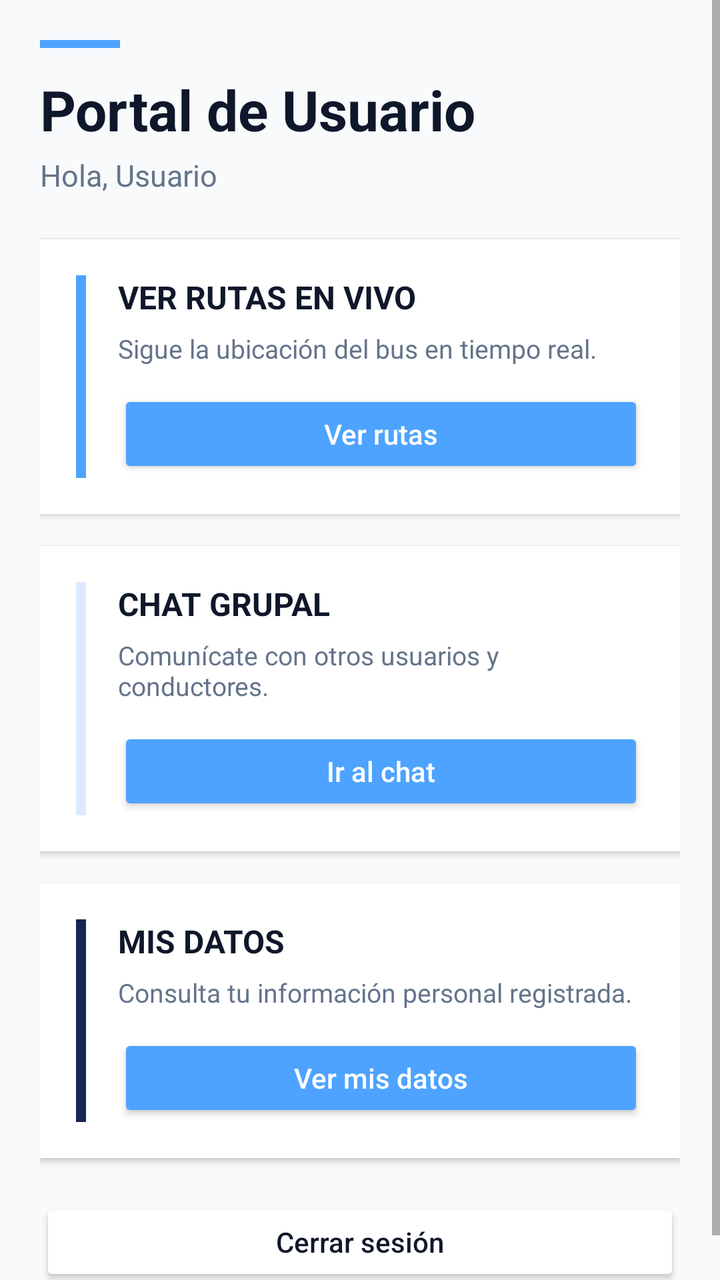
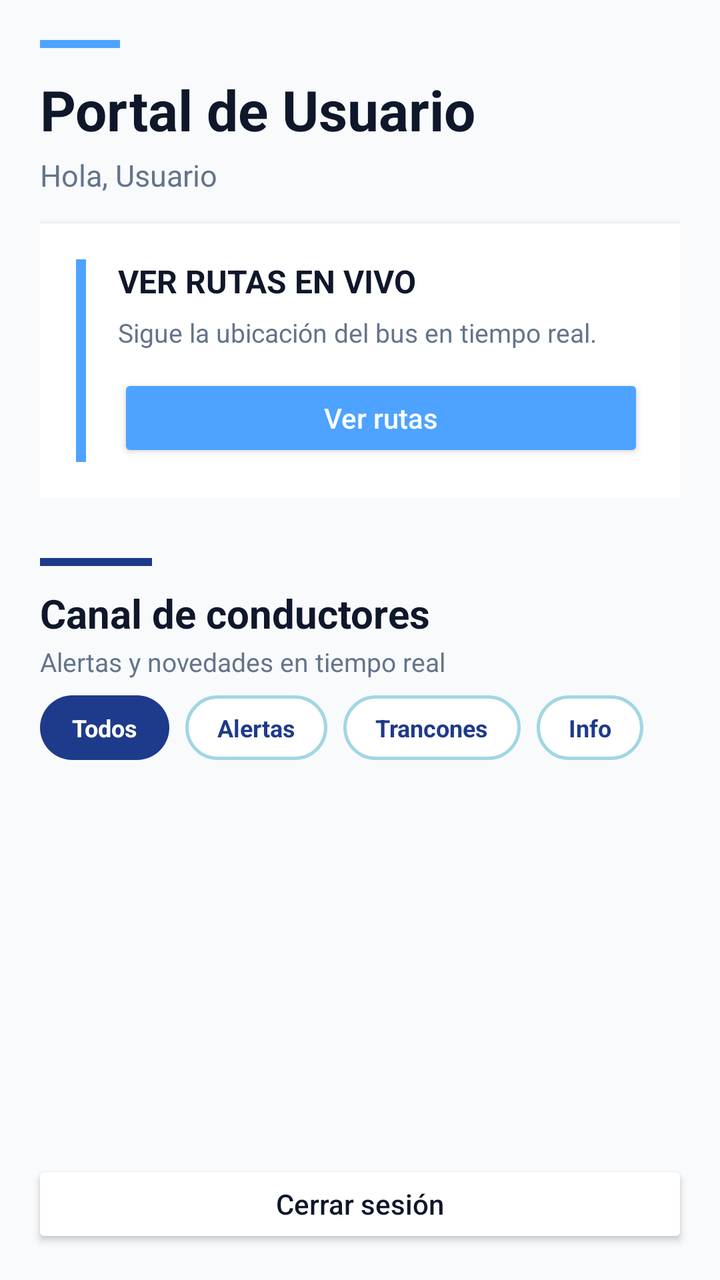

Compare the two renders of this Android layout. The source of the first and the diff that turns it into the second are given below.
<!-- AndroidManifest.xml: application theme Theme.Copia1APP -->
<!-- res/layout/activity_home_pasajero.xml -->
<?xml version="1.0" encoding="utf-8"?>
<ScrollView
    xmlns:android="http://schemas.android.com/apk/res/android"
    android:layout_width="match_parent"
    android:layout_height="match_parent"
    android:fillViewport="true"
    android:background="@color/background">

    <LinearLayout
        android:layout_width="match_parent"
        android:layout_height="wrap_content"
        android:orientation="vertical"
        android:padding="20dp">

        
        <View
            android:layout_width="40dp"
            android:layout_height="4dp"
            android:background="@color/role_user_primary"
            android:layout_marginBottom="12dp" />

        <TextView
            android:layout_width="match_parent"
            android:layout_height="wrap_content"
            android:text="Portal de Usuario"
            android:textSize="28sp"
            android:textStyle="bold"
            android:textColor="@color/text_primary"
            android:layout_marginBottom="4dp" />

        <TextView
            android:id="@+id/tvBienvenidaPasajero"
            android:layout_width="match_parent"
            android:layout_height="wrap_content"
            android:text="Hola, Usuario"
            android:textSize="15sp"
            android:textColor="@color/text_secondary"
            android:layout_marginBottom="22dp" />

        
        <LinearLayout
            android:layout_width="match_parent"
            android:layout_height="wrap_content"
            android:orientation="horizontal"
            android:background="@color/surface"
            android:padding="18dp"
            android:layout_marginBottom="16dp"
            android:elevation="2dp">

            <View
                android:layout_width="5dp"
                android:layout_height="match_parent"
                android:background="@color/role_user_primary"
                android:layout_marginEnd="16dp"/>

            <LinearLayout
                android:layout_width="0dp"
                android:layout_height="wrap_content"
                android:layout_weight="1"
                android:orientation="vertical">

                <TextView
                    android:layout_width="match_parent"
                    android:layout_height="wrap_content"
                    android:text="VER RUTAS EN VIVO"
                    android:textSize="16sp"
                    android:textStyle="bold"
                    android:textColor="@color/text_primary"
                    android:layout_marginBottom="6dp"/>

                <TextView
                    android:layout_width="match_parent"
                    android:layout_height="wrap_content"
                    android:text="Sigue la ubicación del bus en tiempo real."
                    android:textSize="13sp"
                    android:textColor="@color/text_secondary"
                    android:layout_marginBottom="12dp"/>

                <Button
                    android:id="@+id/btnVerRutasEnVivo"
                    android:layout_width="match_parent"
                    android:layout_height="44dp"
                    android:text="Ver rutas"
                    android:textAllCaps="false"
                    android:backgroundTint="@color/role_user_primary"
                    android:textColor="@color/text_white"/>
            </LinearLayout>
        </LinearLayout>

        
        <LinearLayout
            android:layout_width="match_parent"
            android:layout_height="wrap_content"
            android:orientation="horizontal"
            android:background="@color/surface"
            android:padding="18dp"
            android:layout_marginBottom="16dp"
            android:elevation="2dp">

            <View
                android:layout_width="5dp"
                android:layout_height="match_parent"
                android:background="@color/primary_light"
                android:layout_marginEnd="16dp"/>

            <LinearLayout
                android:layout_width="0dp"
                android:layout_height="wrap_content"
                android:layout_weight="1"
                android:orientation="vertical">

                <TextView
                    android:layout_width="match_parent"
                    android:layout_height="wrap_content"
                    android:text="CHAT GRUPAL"
                    android:textSize="16sp"
                    android:textStyle="bold"
                    android:textColor="@color/text_primary"
                    android:layout_marginBottom="6dp"/>

                <TextView
                    android:layout_width="match_parent"
                    android:layout_height="wrap_content"
                    android:text="Comunícate con otros usuarios y conductores."
                    android:textSize="13sp"
                    android:textColor="@color/text_secondary"
                    android:layout_marginBottom="12dp"/>

                <Button
                    android:id="@+id/btnChat"
                    android:layout_width="match_parent"
                    android:layout_height="44dp"
                    android:text="Ir al chat"
                    android:textAllCaps="false"
                    android:backgroundTint="@color/role_user_primary"
                    android:textColor="@color/text_white"/>
            </LinearLayout>
        </LinearLayout>

        
        <LinearLayout
            android:layout_width="match_parent"
            android:layout_height="wrap_content"
            android:orientation="horizontal"
            android:background="@color/surface"
            android:padding="18dp"
            android:layout_marginBottom="20dp"
            android:elevation="2dp">

            <View
                android:layout_width="5dp"
                android:layout_height="match_parent"
                android:background="@color/primary_dark"
                android:layout_marginEnd="16dp"/>

            <LinearLayout
                android:layout_width="0dp"
                android:layout_height="wrap_content"
                android:layout_weight="1"
                android:orientation="vertical">

                <TextView
                    android:layout_width="match_parent"
                    android:layout_height="wrap_content"
                    android:text="MIS DATOS"
                    android:textSize="16sp"
                    android:textStyle="bold"
                    android:textColor="@color/text_primary"
                    android:layout_marginBottom="6dp"/>

                <TextView
                    android:layout_width="match_parent"
                    android:layout_height="wrap_content"
                    android:text="Consulta tu información personal registrada."
                    android:textSize="13sp"
                    android:textColor="@color/text_secondary"
                    android:layout_marginBottom="12dp"/>

                <Button
                    android:id="@+id/btnMisDatosUsuario"
                    android:layout_width="match_parent"
                    android:layout_height="44dp"
                    android:text="Ver mis datos"
                    android:textAllCaps="false"
                    android:backgroundTint="@color/role_user_primary"
                    android:textColor="@color/text_white"/>
            </LinearLayout>
        </LinearLayout>

        
        <Button
            android:id="@+id/btnCerrarSesionPasajero"
            android:layout_width="match_parent"
            android:layout_height="44dp"
            android:text="Cerrar sesión"
            android:textAllCaps="false"
            android:textColor="@color/text_primary"
            android:backgroundTint="@color/surface"/>

    </LinearLayout>

</ScrollView>
<!-- resources referenced by this layout -->
<resources>
  <color name="background">#F8FAFC</color>
  <color name="primary_dark">#172554</color>
  <color name="primary_light">#DBEAFE</color>
  <color name="role_user_primary">#4DA3FF</color>
  <color name="surface">#FFFFFF</color>
  <color name="text_primary">#0F172A</color>
  <color name="text_secondary">#64748B</color>
  <color name="text_white">#FFFFFF</color>
  <style name="Theme.Copia1APP" parent="Base.Theme.Copia1APP" />
  <style name="Base.Theme.Copia1APP" parent="Theme.AppCompat.Light">
          
          
      </style>
</resources>

<!-- the commit's change to res/layout/activity_home_pasajero.xml (unified diff, before → after) -->
@@ -1,18 +1,19 @@
 <?xml version="1.0" encoding="utf-8"?>
-<ScrollView
+<LinearLayout
     xmlns:android="http://schemas.android.com/apk/res/android"
     android:layout_width="match_parent"
     android:layout_height="match_parent"
-    android:fillViewport="true"
+    android:orientation="vertical"
     android:background="@color/background">
 
+    
     <LinearLayout
         android:layout_width="match_parent"
         android:layout_height="wrap_content"
         android:orientation="vertical"
-        android:padding="20dp">
-
-        
+        android:padding="20dp"
+        android:paddingBottom="12dp">
+
         <View
             android:layout_width="40dp"
             android:layout_height="4dp"
@@ -35,7 +36,7 @@
             android:text="Hola, Usuario"
             android:textSize="15sp"
             android:textColor="@color/text_secondary"
-            android:layout_marginBottom="22dp" />
+            android:layout_marginBottom="14dp" />
 
         
         <LinearLayout
@@ -44,7 +45,6 @@
             android:orientation="horizontal"
             android:background="@color/surface"
             android:padding="18dp"
-            android:layout_marginBottom="16dp"
             android:elevation="2dp">
 
             <View
@@ -87,116 +87,187 @@
             </LinearLayout>
         </LinearLayout>
 
+    </LinearLayout>
+
+    
+    <LinearLayout
+        android:layout_width="match_parent"
+        android:layout_height="wrap_content"
+        android:orientation="vertical"
+        android:paddingStart="20dp"
+        android:paddingEnd="20dp"
+        android:paddingTop="10dp"
+        android:paddingBottom="6dp">
+
+        <View
+            android:layout_width="56dp"
+            android:layout_height="4dp"
+            android:background="@color/primary"
+            android:layout_marginBottom="10dp" />
+
+        <TextView
+            android:layout_width="match_parent"
+            android:layout_height="wrap_content"
+            android:text="Canal de conductores"
+            android:textSize="20sp"
+            android:textStyle="bold"
+            android:textColor="@color/text_primary"
+            android:layout_marginBottom="2dp" />
+
+        <TextView
+            android:layout_width="match_parent"
+            android:layout_height="wrap_content"
+            android:text="Alertas y novedades en tiempo real"
+            android:textSize="13sp"
+            android:textColor="@color/text_secondary"
+            android:layout_marginBottom="8dp" />
+
         
-        <LinearLayout
-            android:layout_width="match_parent"
-            android:layout_height="wrap_content"
-            android:orientation="horizontal"
-            android:background="@color/surface"
-            android:padding="18dp"
-            android:layout_marginBottom="16dp"
-            android:elevation="2dp">
-
-            <View
-                android:layout_width="5dp"
-                android:layout_height="match_parent"
-                android:background="@color/primary_light"
-                android:layout_marginEnd="16dp"/>
+        <HorizontalScrollView
+            android:layout_width="match_parent"
+            android:layout_height="wrap_content"
+            android:scrollbars="none"
+            android:layout_marginBottom="8dp">
 
             <LinearLayout
-                android:layout_width="0dp"
+                android:layout_width="wrap_content"
                 android:layout_height="wrap_content"
-                android:layout_weight="1"
-                android:orientation="vertical">
-
-                <TextView
-                    android:layout_width="match_parent"
-                    android:layout_height="wrap_content"
-                    android:text="CHAT GRUPAL"
-                    android:textSize="16sp"
-                    android:textStyle="bold"
-                    android:textColor="@color/text_primary"
-                    android:layout_marginBottom="6dp"/>
-
-                <TextView
-                    android:layout_width="match_parent"
-                    android:layout_height="wrap_content"
-                    android:text="Comunícate con otros usuarios y conductores."
-                    android:textSize="13sp"
-                    android:textColor="@color/text_secondary"
-                    android:layout_marginBottom="12dp"/>
-
-                <Button
-                    android:id="@+id/btnChat"
-                    android:layout_width="match_parent"
-                    android:layout_height="44dp"
-                    android:text="Ir al chat"
-                    android:textAllCaps="false"
-                    android:backgroundTint="@color/role_user_primary"
-                    android:textColor="@color/text_white"/>
+                android:orientation="horizontal">
+
+                <TextView
+                    android:id="@+id/filtroTodos"
+                    android:layout_width="wrap_content"
+                    android:layout_height="wrap_content"
+                    android:text="Todos"
+                    android:background="@drawable/tag_selected_background"
+                    android:textSize="12sp"
+                    android:textStyle="bold"
+                    android:paddingStart="16dp"
+                    android:paddingEnd="16dp"
+                    android:paddingTop="8dp"
+                    android:paddingBottom="8dp"
+                    android:layout_marginEnd="8dp"
+                    android:textColor="@color/text_white"
+                    android:backgroundTint="@color/primary" />
+
+                <TextView
+                    android:id="@+id/filtroAlertas"
+                    android:layout_width="wrap_content"
+                    android:layout_height="wrap_content"
+                    android:text="Alertas"
+                    android:background="@drawable/tag_normal_background"
+                    android:textColor="@color/primary"
+                    android:textSize="12sp"
+                    android:textStyle="bold"
+                    android:paddingStart="16dp"
+                    android:paddingEnd="16dp"
+                    android:paddingTop="8dp"
+                    android:paddingBottom="8dp"
+                    android:layout_marginEnd="8dp" />
+
+                <TextView
+                    android:id="@+id/filtroTrancons"
+                    android:layout_width="wrap_content"
+                    android:layout_height="wrap_content"
+                    android:text="Trancones"
+                    android:background="@drawable/tag_normal_background"
+                    android:textColor="@color/primary"
+                    android:textSize="12sp"
+                    android:textStyle="bold"
+                    android:paddingStart="16dp"
+                    android:paddingEnd="16dp"
+                    android:paddingTop="8dp"
+                    android:paddingBottom="8dp"
+                    android:layout_marginEnd="8dp" />
+
+                <TextView
+                    android:id="@+id/filtroInfo"
+                    android:layout_width="wrap_content"
+                    android:layout_height="wrap_content"
+                    android:text="Info"
+                    android:background="@drawable/tag_normal_background"
+                    android:textColor="@color/primary"
+                    android:textSize="12sp"
+                    android:textStyle="bold"
+                    android:paddingStart="16dp"
+                    android:paddingEnd="16dp"
+                    android:paddingTop="8dp"
+                    android:paddingBottom="8dp" />
+
             </LinearLayout>
-        </LinearLayout>
-
-        
-        <LinearLayout
-            android:layout_width="match_parent"
-            android:layout_height="wrap_content"
-            android:orientation="horizontal"
-            android:background="@color/surface"
-            android:padding="18dp"
-            android:layout_marginBottom="20dp"
-            android:elevation="2dp">
-
-            <View
-                android:layout_width="5dp"
-                android:layout_height="match_parent"
-                android:background="@color/primary_dark"
-                android:layout_marginEnd="16dp"/>
-
-            <LinearLayout
-                android:layout_width="0dp"
-                android:layout_height="wrap_content"
-                android:layout_weight="1"
-                android:orientation="vertical">
-
-                <TextView
-                    android:layout_width="match_parent"
-                    android:layout_height="wrap_content"
-                    android:text="MIS DATOS"
-                    android:textSize="16sp"
-                    android:textStyle="bold"
-                    android:textColor="@color/text_primary"
-                    android:layout_marginBottom="6dp"/>
-
-                <TextView
-                    android:layout_width="match_parent"
-                    android:layout_height="wrap_content"
-                    android:text="Consulta tu información personal registrada."
-                    android:textSize="13sp"
-                    android:textColor="@color/text_secondary"
-                    android:layout_marginBottom="12dp"/>
-
-                <Button
-                    android:id="@+id/btnMisDatosUsuario"
-                    android:layout_width="match_parent"
-                    android:layout_height="44dp"
-                    android:text="Ver mis datos"
-                    android:textAllCaps="false"
-                    android:backgroundTint="@color/role_user_primary"
-                    android:textColor="@color/text_white"/>
-            </LinearLayout>
-        </LinearLayout>
-
-        
-        <Button
-            android:id="@+id/btnCerrarSesionPasajero"
-            android:layout_width="match_parent"
-            android:layout_height="44dp"
-            android:text="Cerrar sesión"
-            android:textAllCaps="false"
+        </HorizontalScrollView>
+
+    </LinearLayout>
+
+    
+    <ProgressBar
+        android:id="@+id/progressBarCanal"
+        android:layout_width="wrap_content"
+        android:layout_height="wrap_content"
+        android:layout_gravity="center_horizontal"
+        android:indeterminateTint="@color/primary"
+        android:visibility="gone"
+        android:layout_marginBottom="6dp" />
+
+    
+    <LinearLayout
+        android:id="@+id/layoutSinPublicaciones"
+        android:layout_width="match_parent"
+        android:layout_height="wrap_content"
+        android:orientation="vertical"
+        android:gravity="center"
+        android:background="@drawable/card_background"
+        android:elevation="2dp"
+        android:padding="36dp"
+        android:layout_marginStart="16dp"
+        android:layout_marginEnd="16dp"
+        android:visibility="gone">
+
+        <View
+            android:layout_width="52dp"
+            android:layout_height="52dp"
+            android:background="@drawable/ic_empty_circle"
+            android:layout_marginBottom="14dp" />
+
+        <TextView
+            android:layout_width="match_parent"
+            android:layout_height="wrap_content"
+            android:text="Sin publicaciones aún"
+            android:textSize="16sp"
+            android:textStyle="bold"
             android:textColor="@color/text_primary"
-            android:backgroundTint="@color/surface"/>
-
+            android:gravity="center" />
+
+        <TextView
+            android:layout_width="match_parent"
+            android:layout_height="wrap_content"
+            android:text="Sé el primero en reportar algo"
+            android:textSize="13sp"
+            android:textColor="@color/text_secondary"
+            android:gravity="center"
+            android:layout_marginTop="6dp" />
     </LinearLayout>
 
-</ScrollView>
+    
+    <androidx.recyclerview.widget.RecyclerView
+        android:id="@+id/recyclerPublicaciones"
+        android:layout_width="match_parent"
+        android:layout_height="0dp"
+        android:layout_weight="1"
+        android:paddingStart="16dp"
+        android:paddingEnd="16dp"
+        android:paddingBottom="8dp"
+        android:clipToPadding="false" />
+
+    
+    <Button
+        android:id="@+id/btnCerrarSesionPasajero"
+        android:layout_width="match_parent"
+        android:layout_height="44dp"
+        android:layout_margin="16dp"
+        android:text="Cerrar sesión"
+        android:textAllCaps="false"
+        android:textColor="@color/text_primary"
+        android:backgroundTint="@color/surface"/>
+
+</LinearLayout>
<!-- resource entries referenced after the edit -->
@@ -1,13 +1,84 @@
 <!-- resources referenced by this layout -->
 <resources>
   <color name="background">#F8FAFC</color>
-  <color name="primary_dark">#172554</color>
-  <color name="primary_light">#DBEAFE</color>
+  <color name="primary">#1E3A8A</color>
   <color name="role_user_primary">#4DA3FF</color>
   <color name="surface">#FFFFFF</color>
   <color name="text_primary">#0F172A</color>
   <color name="text_secondary">#64748B</color>
   <color name="text_white">#FFFFFF</color>
+  <!-- drawable card_background (drawable) -->
+  <?xml version="1.0" encoding="utf-8"?>
+  <layer-list xmlns:android="http://schemas.android.com/apk/res/android">
+  
+      
+      <item
+          android:left="2dp"
+          android:top="3dp">
+          <shape android:shape="rectangle">
+              <solid android:color="#1A1995AD" />
+              <corners android:radius="14dp" />
+          </shape>
+      </item>
+  
+      
+      <item
+          android:bottom="3dp"
+          android:right="2dp">
+          <shape android:shape="rectangle">
+              <solid android:color="#FFFFFF" />
+              <stroke
+                  android:width="1.5dp"
+                  android:color="@color/primary" />
+              <corners android:radius="14dp" />
+          </shape>
+      </item>
+  
+  </layer-list>
+  <!-- drawable ic_empty_circle (drawable) -->
+  <?xml version="1.0" encoding="utf-8"?>
+  <layer-list xmlns:android="http://schemas.android.com/apk/res/android">
+  
+      
+      <item>
+          <shape android:shape="oval">
+              <solid android:color="#E8F7FA" />
+              <stroke
+                  android:width="2dp"
+                  android:color="#A1D6E2" />
+              <size
+                  android:width="48dp"
+                  android:height="48dp" />
+          </shape>
+      </item>
+  
+      
+      <item
+          android:top="14dp"
+          android:bottom="14dp"
+          android:left="14dp"
+          android:right="14dp">
+          <shape android:shape="oval">
+              <solid android:color="#1995AD" />
+          </shape>
+      </item>
+  
+  </layer-list>
+  <!-- drawable tag_normal_background (drawable) -->
+  <?xml version="1.0" encoding="utf-8"?>
+  <shape xmlns:android="http://schemas.android.com/apk/res/android"
+      android:shape="rectangle">
+      <solid android:color="#FFFFFF" />
+      <stroke android:width="1.5dp" android:color="#A1D6E2" />
+      <corners android:radius="20dp" />
+  </shape>
+  <!-- drawable tag_selected_background (drawable) -->
+  <?xml version="1.0" encoding="utf-8"?>
+  <shape xmlns:android="http://schemas.android.com/apk/res/android"
+      android:shape="rectangle">
+      <solid android:color="#1995AD" />
+      <corners android:radius="20dp" />
+  </shape>
   <style name="Theme.Copia1APP" parent="Base.Theme.Copia1APP" />
   <style name="Base.Theme.Copia1APP" parent="Theme.AppCompat.Light">
           
